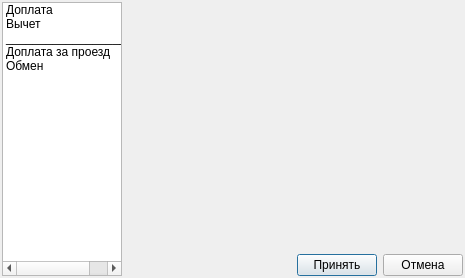
First picture: the form in ui/pay_plus_minus.ui, repository Meller008/CRM-Avi, before the edit.
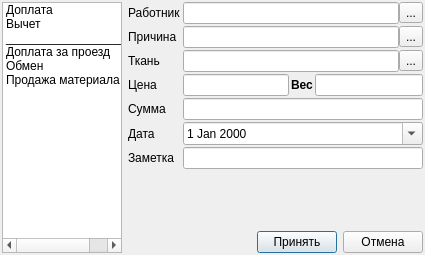
Second picture: the form after the edit. The open tabs and pages were chosen to show the change.

Commit message: работа - Добавлена продажа ткани

The edit to the form file:
```diff
--- a/ui/pay_plus_minus.ui
+++ b/ui/pay_plus_minus.ui
@@ -6,14 +6,14 @@
    <rect>
     <x>0</x>
     <y>0</y>
-    <width>465</width>
-    <height>278</height>
+    <width>425</width>
+    <height>255</height>
    </rect>
   </property>
   <property name="windowTitle">
    <string>Доплаты и вычеты</string>
   </property>
-  <layout class="QGridLayout" name="gridLayout" columnstretch="1,50">
+  <layout class="QGridLayout" name="gridLayout" columnstretch="1,0,0">
    <property name="leftMargin">
     <number>2</number>
    </property>
@@ -102,6 +102,11 @@
        <string>Обмен</string>
       </property>
      </item>
+     <item>
+      <property name="text">
+       <string>Продажа материала</string>
+      </property>
+     </item>
     </widget>
    </item>
    <item row="0" column="1">
@@ -694,6 +699,178 @@
        </item>
       </layout>
      </widget>
+     <widget class="QWidget" name="bye_material">
+      <layout class="QGridLayout" name="gridLayout_6">
+       <property name="leftMargin">
+        <number>0</number>
+       </property>
+       <property name="topMargin">
+        <number>0</number>
+       </property>
+       <property name="rightMargin">
+        <number>0</number>
+       </property>
+       <property name="bottomMargin">
+        <number>0</number>
+       </property>
+       <property name="spacing">
+        <number>2</number>
+       </property>
+       <item row="3" column="0">
+        <widget class="QLabel" name="label_29">
+         <property name="text">
+          <string>Ткань</string>
+         </property>
+        </widget>
+       </item>
+       <item row="4" column="1" colspan="3">
+        <widget class="QLineEdit" name="le_price">
+         <property name="readOnly">
+          <bool>true</bool>
+         </property>
+        </widget>
+       </item>
+       <item row="8" column="1">
+        <spacer name="verticalSpacer_5">
+         <property name="orientation">
+          <enum>Qt::Vertical</enum>
+         </property>
+         <property name="sizeHint" stdset="0">
+          <size>
+           <width>20</width>
+           <height>40</height>
+          </size>
+         </property>
+        </spacer>
+       </item>
+       <item row="2" column="0">
+        <widget class="QLabel" name="label_27">
+         <property name="text">
+          <string>Причина</string>
+         </property>
+        </widget>
+       </item>
+       <item row="0" column="0" rowspan="2">
+        <widget class="QLabel" name="label_24">
+         <property name="text">
+          <string>Работник</string>
+         </property>
+        </widget>
+       </item>
+       <item row="7" column="0">
+        <widget class="QLabel" name="label_25">
+         <property name="text">
+          <string>Заметка</string>
+         </property>
+        </widget>
+       </item>
+       <item row="6" column="0">
+        <widget class="QLabel" name="label_26">
+         <property name="text">
+          <string>Дата</string>
+         </property>
+        </widget>
+       </item>
+       <item row="4" column="0">
+        <widget class="QLabel" name="label_30">
+         <property name="text">
+          <string>Цена</string>
+         </property>
+        </widget>
+       </item>
+       <item row="4" column="4">
+        <widget class="QLabel" name="label_28">
+         <property name="font">
+          <font>
+           <weight>75</weight>
+           <bold>true</bold>
+          </font>
+         </property>
+         <property name="text">
+          <string>Вес</string>
+         </property>
+        </widget>
+       </item>
+       <item row="4" column="5">
+        <widget class="QLineEdit" name="le_weight"/>
+       </item>
+       <item row="0" column="1" rowspan="2" colspan="5">
+        <layout class="QHBoxLayout" name="horizontalLayout_16">
+         <property name="spacing">
+          <number>0</number>
+         </property>
+         <item>
+          <widget class="QLineEdit" name="le_work_bye"/>
+         </item>
+         <item>
+          <widget class="QToolButton" name="toolButton_13">
+           <property name="text">
+            <string>...</string>
+           </property>
+          </widget>
+         </item>
+        </layout>
+       </item>
+       <item row="3" column="1" colspan="5">
+        <layout class="QHBoxLayout" name="horizontalLayout_17">
+         <property name="spacing">
+          <number>0</number>
+         </property>
+         <item>
+          <widget class="QLineEdit" name="le_material_name"/>
+         </item>
+         <item>
+          <widget class="QToolButton" name="toolButton_14">
+           <property name="text">
+            <string>...</string>
+           </property>
+          </widget>
+         </item>
+        </layout>
+       </item>
+       <item row="2" column="1" colspan="5">
+        <layout class="QHBoxLayout" name="horizontalLayout_15">
+         <property name="spacing">
+          <number>0</number>
+         </property>
+         <item>
+          <widget class="QLineEdit" name="le_reason_bye"/>
+         </item>
+         <item>
+          <widget class="QToolButton" name="toolButton_12">
+           <property name="text">
+            <string>...</string>
+           </property>
+          </widget>
+         </item>
+        </layout>
+       </item>
+       <item row="5" column="1" colspan="5">
+        <widget class="QLineEdit" name="le_sum">
+         <property name="readOnly">
+          <bool>true</bool>
+         </property>
+        </widget>
+       </item>
+       <item row="6" column="1" colspan="5">
+        <widget class="QDateEdit" name="de_bye_date">
+         <property name="calendarPopup">
+          <bool>true</bool>
+         </property>
+        </widget>
+       </item>
+       <item row="7" column="1" colspan="5">
+        <widget class="QLineEdit" name="le_note_bye"/>
+       </item>
+       <item row="5" column="0">
+        <widget class="QLabel" name="label_31">
+         <property name="text">
+          <string>Сумма</string>
+         </property>
+        </widget>
+       </item>
+      </layout>
+     </widget>
     </widget>
    </item>
   </layout>
```
Left out of the diff: 132 changed lines with no effect on the pictures. The commit also changes 1 other file.
